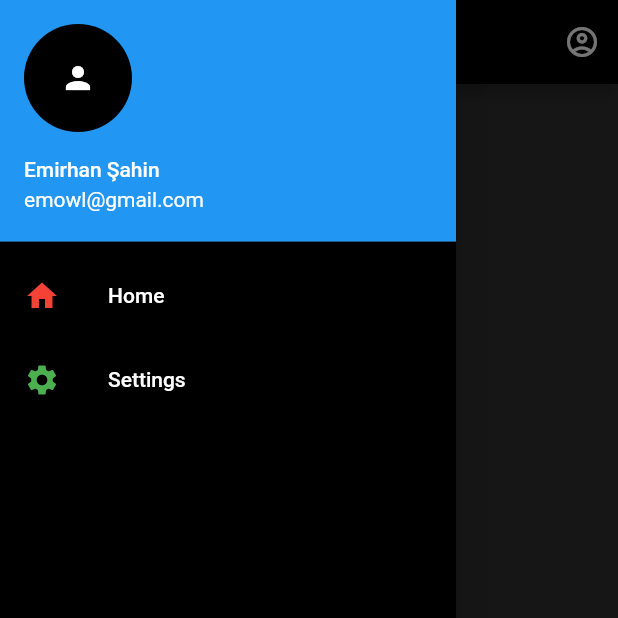
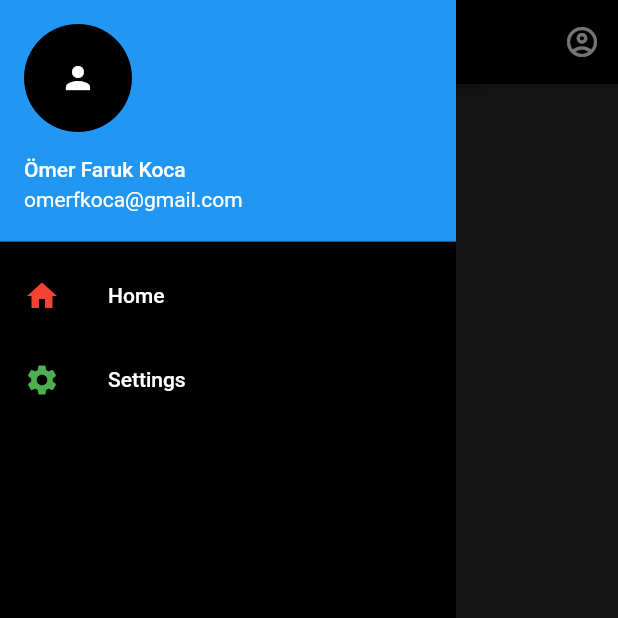
Before and after one commit to monvanCe/movieApp-Flutter, a Flutter app: the screen it shows after launch, with the side drawer open, on a phone screen of 412 x 824 dp, the top half of it. Run offline on Flutter 3.47's test engine with Material 2 defaults, Android fonts, the light colour scheme and no system bars; network calls fail.

Commit message:
fixed similar things

```diff
--- a/lib/screens/home_page.dart
+++ b/lib/screens/home_page.dart
@@ -186,7 +186,7 @@ class _HomePageState extends State<HomePage> {
     return Scaffold(
       appBar: AppBar(
         backgroundColor: Colors.black,
-        title: const Text('Emowl Welcome!'),
+        title: const Text('Welcome monvanCe'),
         actions: [
           IconButton(
             onPressed: () {},
@@ -200,8 +200,8 @@ class _HomePageState extends State<HomePage> {
           padding: EdgeInsets.zero,
           children: [
             const UserAccountsDrawerHeader(
-              accountName: Text("Emirhan Şahin"),
-              accountEmail: Text("emowl@gmail.com"),
+              accountName: Text("Ömer Faruk Koca"),
+              accountEmail: Text("omerfkoca@gmail.com"),
               currentAccountPicture: CircleAvatar(
                 child: Icon(Icons.person),
               ),
```
